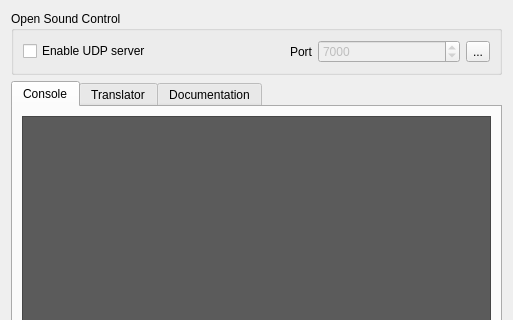
Above: src/OpenSoundControlTranslator.ui from markus-wa/glmixer-mirror before the change; both pictures show x 0 to 513 and y 0 to 320 of the 513 by 588 pixel window. Below: the same form after it.
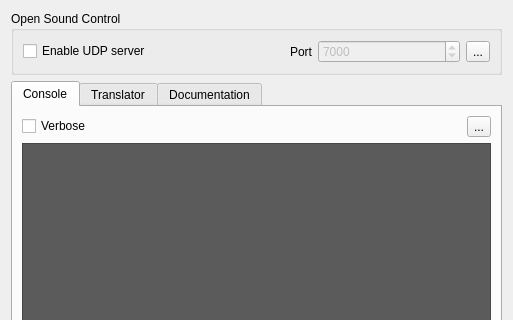
That is the form after the change. Icons and pictures are not drawn.

Commit message: Work in progress OSC translator.

```diff
--- a/src/OpenSoundControlTranslator.ui
+++ b/src/OpenSoundControlTranslator.ui
@@ -80,6 +80,41 @@
        <string>Console</string>
       </attribute>
       <layout class="QVBoxLayout" name="verticalLayout_2">
+       <item>
+        <layout class="QHBoxLayout" name="horizontalLayout">
+         <item>
+          <widget class="QCheckBox" name="verboseLogs">
+           <property name="text">
+            <string>Verbose</string>
+           </property>
+          </widget>
+         </item>
+         <item>
+          <spacer name="horizontalSpacer">
+           <property name="orientation">
+            <enum>Qt::Horizontal</enum>
+           </property>
+           <property name="sizeHint" stdset="0">
+            <size>
+             <width>40</width>
+             <height>20</height>
+            </size>
+           </property>
+          </spacer>
+         </item>
+         <item>
+          <widget class="QToolButton" name="clearLogs">
+           <property name="text">
+            <string>...</string>
+           </property>
+           <property name="icon">
+            <iconset resource="../icons.qrc">
+             <normaloff>:/glmixer/icons/clean.png</normaloff>:/glmixer/icons/clean.png</iconset>
+           </property>
+          </widget>
+         </item>
+        </layout>
+       </item>
        <item>
         <widget class="QTextBrowser" name="consoleOSC">
          <property name="styleSheet">
```
Left out of the diff: 37 changed lines with no effect on the pictures. The commit also changes 7 other files.
